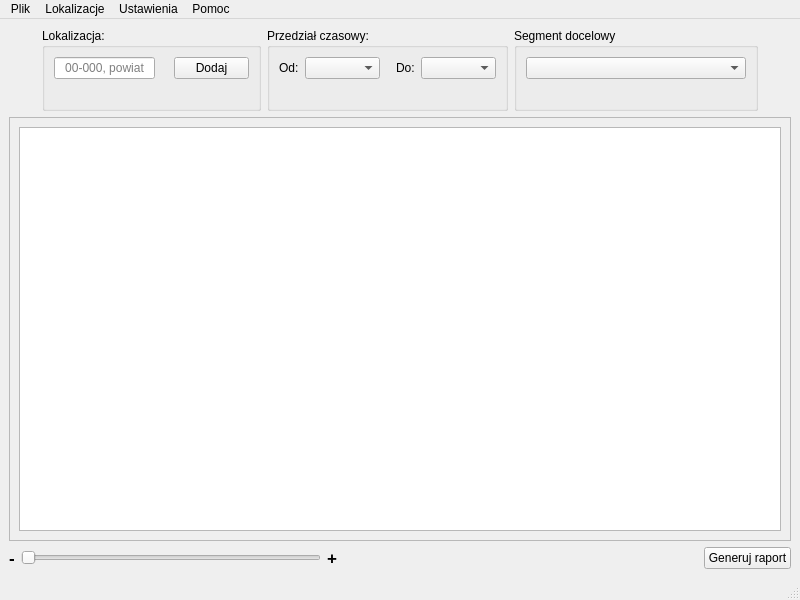
First picture: the form in Ui/main-window.ui, repository kuba172/Demog, before the edit.
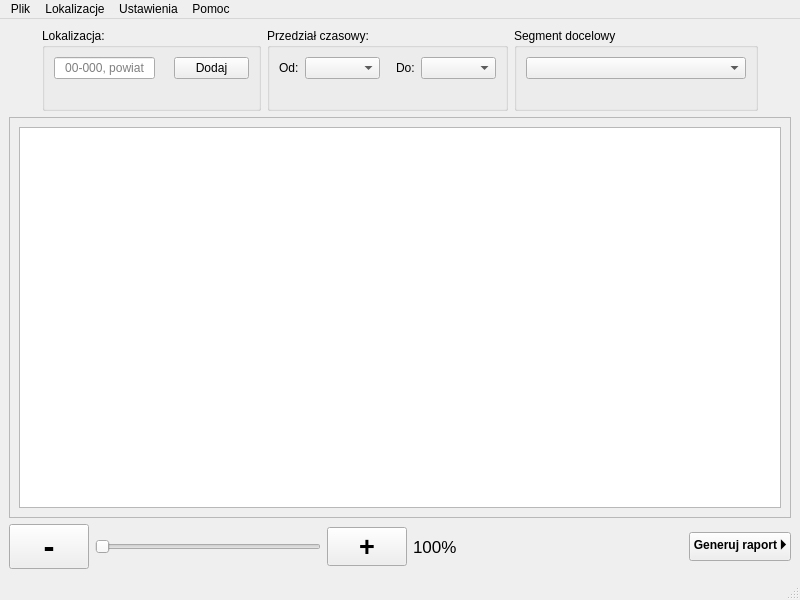
Second picture: the form after the edit.

Commit message: add method to handle map zoom by buttons

```diff
--- a/Ui/main-window.ui
+++ b/Ui/main-window.ui
@@ -309,13 +309,16 @@
     <item>
      <layout class="QHBoxLayout" name="horizontalLayout">
       <item>
-       <widget class="QLabel" name="label_3">
+       <widget class="QPushButton" name="pushButton_Zoom_Out">
         <property name="font">
          <font>
-          <pointsize>13</pointsize>
+          <pointsize>25</pointsize>
           <bold>true</bold>
          </font>
         </property>
+        <property name="styleSheet">
+         <string notr="true">QPushButton {font-size: 25pt;}</string>
+        </property>
         <property name="text">
          <string>-</string>
         </property>
@@ -341,18 +344,34 @@
        </widget>
       </item>
       <item>
-       <widget class="QLabel" name="label_4">
+       <widget class="QPushButton" name="pushButton_Zoom_In">
         <property name="font">
          <font>
-          <pointsize>13</pointsize>
+          <pointsize>20</pointsize>
           <bold>true</bold>
          </font>
         </property>
+        <property name="styleSheet">
+         <string notr="true">QPushButton {font-size: 20pt;}</string>
+        </property>
         <property name="text">
          <string>+</string>
         </property>
        </widget>
       </item>
+      <item>
+       <widget class="QLabel" name="label_Zoom_Value_Text">
+        <property name="styleSheet">
+         <string notr="true">QLabel {font-size: 13pt;}</string>
+        </property>
+        <property name="text">
+         <string>100%</string>
+        </property>
+        <property name="alignment">
+         <set>Qt::AlignJustify|Qt::AlignVCenter</set>
+        </property>
+       </widget>
+      </item>
       <item>
        <spacer name="horizontalSpacer">
         <property name="orientation">
@@ -368,8 +387,13 @@
       </item>
       <item>
        <widget class="QPushButton" name="pushButton_Generate_Report">
+        <property name="font">
+         <font>
+          <bold>true</bold>
+         </font>
+        </property>
         <property name="text">
-         <string>Generuj raport</string>
+         <string>Generuj raport 🞂</string>
         </property>
        </widget>
       </item>
```
The commit also changes 2 other files.
